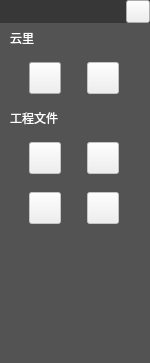
Qt form src/MyWidgets/loginwidget.ui (leoxxw/myshotcut) before a commit.
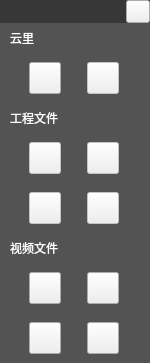
The same form after that commit. Icons and pictures are not drawn.

Commit message: 视频输出保存，工程下载保存完成（多文件模式暂时没改）

What changed in the file:
```diff
--- a/src/MyWidgets/loginwidget.ui
+++ b/src/MyWidgets/loginwidget.ui
@@ -470,6 +470,172 @@
           <height>130</height>
          </size>
         </property>
+        <layout class="QVBoxLayout" name="verticalLayout_5">
+         <property name="spacing">
+          <number>0</number>
+         </property>
+         <property name="leftMargin">
+          <number>0</number>
+         </property>
+         <property name="topMargin">
+          <number>0</number>
+         </property>
+         <property name="rightMargin">
+          <number>0</number>
+         </property>
+         <property name="bottomMargin">
+          <number>0</number>
+         </property>
+         <item>
+          <widget class="QWidget" name="widget_14" native="true">
+           <layout class="QHBoxLayout" name="horizontalLayout_9">
+            <property name="spacing">
+             <number>0</number>
+            </property>
+            <property name="leftMargin">
+             <number>10</number>
+            </property>
+            <property name="topMargin">
+             <number>0</number>
+            </property>
+            <property name="rightMargin">
+             <number>0</number>
+            </property>
+            <property name="bottomMargin">
+             <number>0</number>
+            </property>
+            <item>
+             <widget class="QLabel" name="label_3">
+              <property name="styleSheet">
+               <string notr="true">font: 75 16pt &quot;微软雅黑&quot;;
+font-size:12px;
+color:#FFFFFF</string>
+              </property>
+              <property name="text">
+               <string>视频文件</string>
+              </property>
+             </widget>
+            </item>
+            <item>
+             <spacer name="horizontalSpacer_5">
+              <property name="orientation">
+               <enum>Qt::Horizontal</enum>
+              </property>
+              <property name="sizeHint" stdset="0">
+               <size>
+                <width>89</width>
+                <height>20</height>
+               </size>
+              </property>
+             </spacer>
+            </item>
+           </layout>
+          </widget>
+         </item>
+         <item>
+          <widget class="QWidget" name="widget_12" native="true">
+           <property name="maximumSize">
+            <size>
+             <width>16777215</width>
+             <height>16777215</height>
+            </size>
+           </property>
+           <layout class="QHBoxLayout" name="horizontalLayout_7">
+            <item>
+             <widget class="QPushButton" name="pushButton_openvideo">
+              <property name="minimumSize">
+               <size>
+                <width>32</width>
+                <height>32</height>
+               </size>
+              </property>
+              <property name="maximumSize">
+               <size>
+                <width>32</width>
+                <height>32</height>
+               </size>
+              </property>
+              <property name="text">
+               <string/>
+              </property>
+             </widget>
+            </item>
+            <item>
+             <widget class="QPushButton" name="pushButton_savevideo">
+              <property name="minimumSize">
+               <size>
+                <width>32</width>
+                <height>32</height>
+               </size>
+              </property>
+              <property name="maximumSize">
+               <size>
+                <width>32</width>
+                <height>32</height>
+               </size>
+              </property>
+              <property name="text">
+               <string/>
+              </property>
+             </widget>
+            </item>
+           </layout>
+          </widget>
+         </item>
+         <item>
+          <widget class="QWidget" name="widget_13" native="true">
+           <property name="maximumSize">
+            <size>
+             <width>16777215</width>
+             <height>16777215</height>
+            </size>
+           </property>
+           <layout class="QHBoxLayout" name="horizontalLayout_8">
+            <item>
+             <widget class="QPushButton" name="pushButton_sendvideo">
+              <property name="minimumSize">
+               <size>
+                <width>32</width>
+                <height>32</height>
+               </size>
+              </property>
+              <property name="maximumSize">
+               <size>
+                <width>32</width>
+                <height>32</height>
+               </size>
+              </property>
+              <property name="text">
+               <string/>
+              </property>
+             </widget>
+            </item>
+            <item>
+             <widget class="QPushButton" name="pushButton_sendOthvideo">
+              <property name="minimumSize">
+               <size>
+                <width>32</width>
+                <height>32</height>
+               </size>
+              </property>
+              <property name="maximumSize">
+               <size>
+                <width>32</width>
+                <height>32</height>
+               </size>
+              </property>
+              <property name="toolTip">
+               <string>发送云里视频</string>
+              </property>
+              <property name="text">
+               <string/>
+              </property>
+             </widget>
+            </item>
+           </layout>
+          </widget>
+         </item>
+        </layout>
        </widget>
       </item>
      </layout>
```
Left out of the diff: 11 changed lines with no effect on the pictures. The commit also changes 21 other files.
